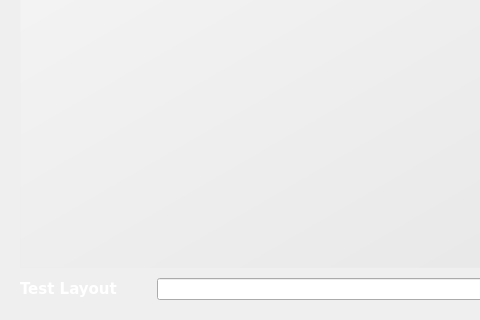
Before: the Qt Designer form ui/ui_scrKeyboard.ui in rshipp/kapudan, drawn with Qt 5; both pictures show x 0 to 480 and y 202 to 522 of the 672 by 522 pixel window.
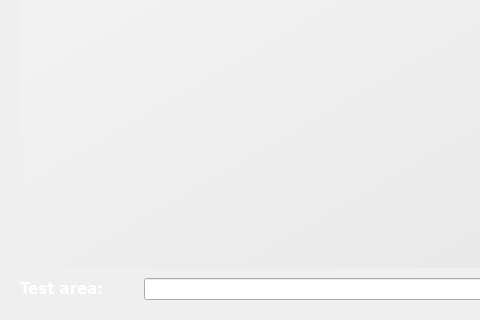
After: the same form once the commit is applied. Icons and pictures are not drawn.

Commit message: Layout -> area:

What changed in the file:
```diff
--- a/ui/ui_scrKeyboard.ui
+++ b/ui/ui_scrKeyboard.ui
@@ -143,7 +143,7 @@
             <string notr="true">color: white;</string>
            </property>
            <property name="text">
-            <string>Test Layout</string>
+            <string>Test area:</string>
            </property>
           </widget>
          </item>
```
The commit also changes 3 other files.
